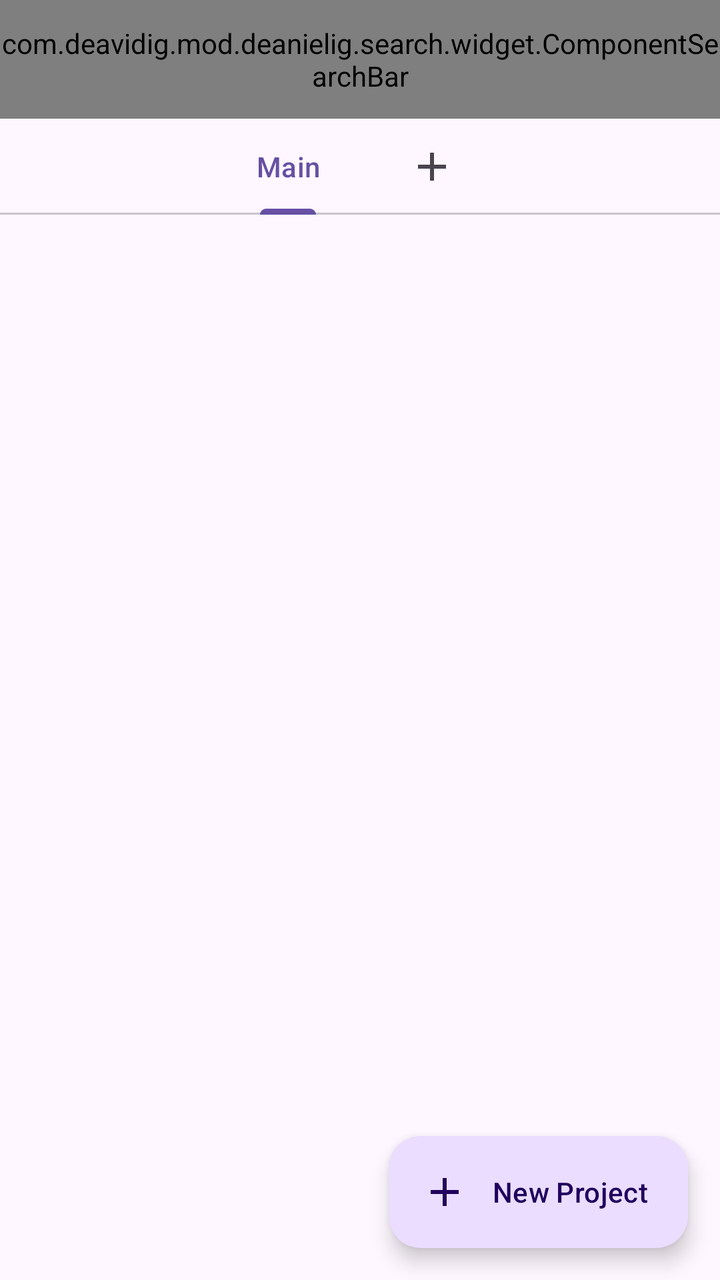
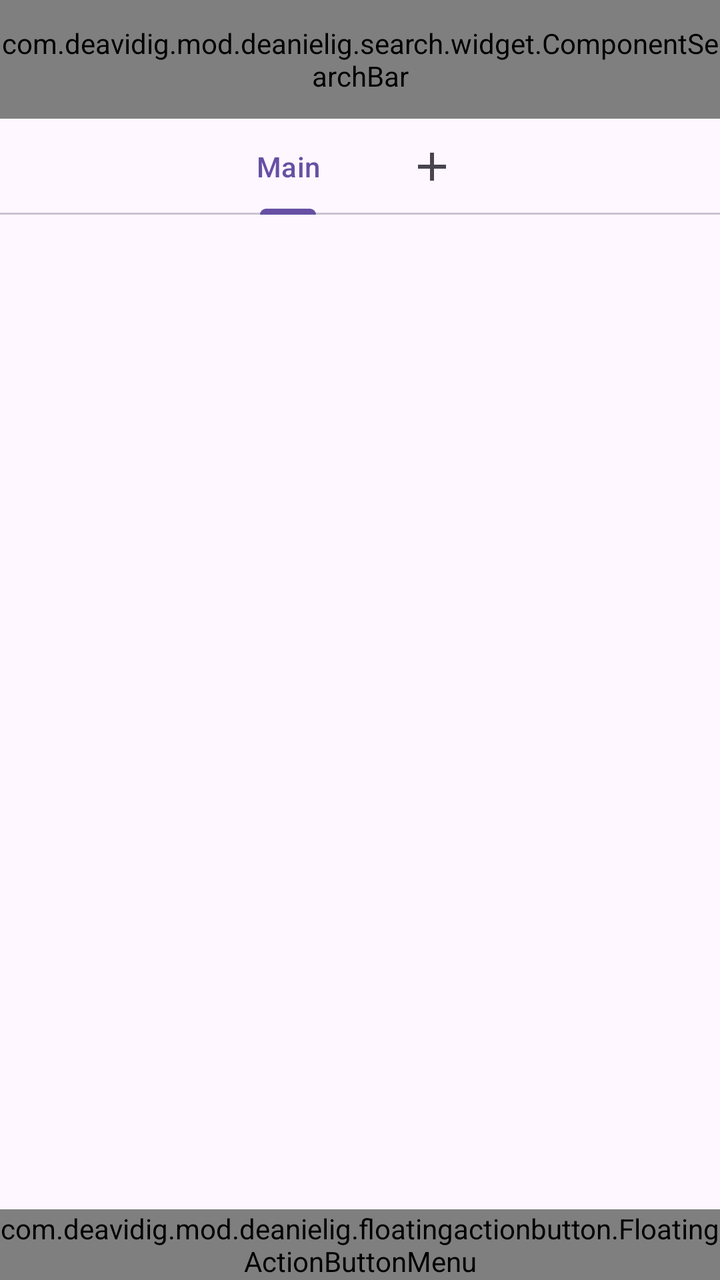

Two renders of the same Android screen: before a commit and after it. Below are the layout's source before the change and the commit's diff.
<!-- AndroidManifest.xml: application theme Theme.SketchprojectPro -->
<!-- res/layout/activity_main.xml -->
<?xml version="1.0" encoding="utf-8"?>
<androidx.coordinatorlayout.widget.CoordinatorLayout xmlns:android="http://schemas.android.com/apk/res/android"
	xmlns:app="http://schemas.android.com/apk/res-auto"
	xmlns:tools="http://schemas.android.com/tools"
	android:id="@+id/main"
	android:layout_width="match_parent"
	android:layout_height="match_parent"
	tools:context="com.deavidig.skecth.project.main.activities.MainActivity">

	<com.google.android.material.appbar.AppBarLayout
		android:layout_width="match_parent"
		android:layout_height="wrap_content">

		<com.deavidig.mod.deanielig.search.widget.ComponentSearchBar
			android:id="@+id/barSearch"
			android:layout_width="match_parent"
			android:layout_height="wrap_content"
			android:paddingVertical="12dp"
			android:hint="Enter project name..."
			app:title="Type here to Search Project"
			app:titleTextSize="18dp" />

		<com.google.android.material.tabs.TabLayout
			android:id="@+id/tabFilter"
			android:layout_width="match_parent"
			android:layout_height="wrap_content"
			app:tabGravity="center"
			app:tabMode="scrollable">

			<com.google.android.material.tabs.TabItem
				android:layout_width="match_parent"
				android:layout_height="match_parent"
				android:text="Main" />

			<com.google.android.material.tabs.TabItem
				android:layout_width="match_parent"
				android:layout_height="match_parent"
				android:icon="@drawable/ic_add_24" />

		</com.google.android.material.tabs.TabLayout>

	</com.google.android.material.appbar.AppBarLayout>

	<androidx.recyclerview.widget.RecyclerView
		android:layout_width="match_parent"
		android:layout_height="match_parent"
		android:padding="8dp"
		app:layout_behavior="com.google.android.material.appbar.AppBarLayout$ScrollingViewBehavior"
		app:layoutManager="androidx.recyclerview.widget.LinearLayoutManager"
		tools:itemCount="15"
		tools:listitem="@layout/activity_main_recyclerview_project" />

	<com.google.android.material.floatingactionbutton.ExtendedFloatingActionButton
		android:id="@+id/projectCreator"
		android:layout_width="wrap_content"
		android:layout_height="wrap_content"
		android:layout_gravity="end|bottom"
		android:layout_margin="16dp"
		android:text="New Project"
		app:icon="@drawable/ic_add_24" />

</androidx.coordinatorlayout.widget.CoordinatorLayout>
<!-- res/layout/activity_main_recyclerview_project.xml (included above) -->
<?xml version="1.0" encoding="utf-8"?>
<androidx.constraintlayout.widget.ConstraintLayout xmlns:android="http://schemas.android.com/apk/res/android"
	xmlns:app="http://schemas.android.com/apk/res-auto"
	xmlns:tools="http://schemas.android.com/tools"
	android:background="@drawable/bg_project_single"
	android:layout_width="match_parent"
	android:layout_height="75dp">

	<com.deavidig.mod.deanielig.divider.widget.AppCompatComponentMaterialDivider
		android:id="@+id/top_project"
		android:layout_width="0dp"
		android:layout_height="2dp"
		android:background="?attr/colorSurfaceContainerHigh"
		android:visibility="invisible"
		app:dividerInsetEnd="20dp"
		app:dividerInsetStart="20dp"
		app:dividerRadiusTopLeftSize="8dp"
		app:dividerRadiusTopRightSize="8dp"
		app:layout_constraintEnd_toEndOf="parent"
		app:layout_constraintStart_toStartOf="parent" />

	<com.google.android.material.imageview.ShapeableImageView
		android:id="@+id/project_icon"
		android:layout_width="50dp"
		android:layout_height="50dp"
		android:layout_marginStart="8dp"
		android:background="@drawable/ef_gradient_bottomtop_dark"
		app:shapeAppearance="@style/Widget.ComponentMaterial3.ShapeableImageView.Rounded"
		app:layout_constraintBottom_toBottomOf="parent"
		app:layout_constraintStart_toStartOf="parent"
		app:layout_constraintTop_toTopOf="parent"
		app:layout_constraintVertical_bias="0.48" />

	<TextView
		android:id="@+id/description_project"
		style="@style/TextAppearance.Material3.BodyMedium"
		android:layout_width="wrap_content"
		android:layout_height="wrap_content"
		android:layout_marginStart="8dp"
		android:layout_marginBottom="16dp"
		android:text="This is a description of the project"
		android:textColor="#808080"
		app:layout_constraintBottom_toBottomOf="parent"
		app:layout_constraintStart_toEndOf="@+id/project_icon" />

	<TextView
		style="@style/TextAppearance.Material3.TitleLarge.Emphasized"
		android:id="@+id/title_project"
		android:layout_width="wrap_content"
		android:layout_height="wrap_content"
		android:layout_marginStart="8dp"
		android:text="Title of the Project"
		android:textColor="#202020"
		app:layout_constraintBottom_toTopOf="@+id/description_project"
		app:layout_constraintStart_toEndOf="@+id/project_icon"
		app:layout_constraintTop_toTopOf="parent"
		app:layout_constraintVertical_bias="0.923" />

	<TextView
		android:id="@+id/id_project"
		android:layout_width="wrap_content"
		android:layout_height="wrap_content"
		android:layout_marginBottom="2dp"
		android:text="600"
		android:textColor="#FAFAFA"
		app:layout_constraintBottom_toBottomOf="@+id/project_icon"
		app:layout_constraintEnd_toEndOf="@+id/project_icon"
		app:layout_constraintStart_toStartOf="@+id/project_icon" />

	<com.deavidig.mod.deanielig.divider.widget.ComponentMaterialDivider
		android:layout_width="2dp"
		android:layout_height="35dp"
		android:layout_marginEnd="7.5dp"
		android:background="?attr/colorSurfaceContainerHighest"
		app:dividerRadiusSize="8dp"
		app:layout_constraintBottom_toBottomOf="parent"
		app:layout_constraintEnd_toStartOf="@+id/options_project"
		app:layout_constraintTop_toTopOf="parent" />

	<androidx.constraintlayout.utils.widget.ImageFilterButton
		android:id="@+id/options_project"
		android:layout_width="25dp"
		android:layout_height="25dp"
		android:layout_marginEnd="8dp"
		android:background="@android:color/transparent"
		android:src="@drawable/ic_arrow_forward_ios_24"
		android:tint="?attr/colorSurfaceContainerHighest"
		app:layout_constraintBottom_toBottomOf="parent"
		app:layout_constraintEnd_toEndOf="parent"
		app:layout_constraintTop_toTopOf="parent" />

	<com.deavidig.mod.deanielig.divider.widget.ComponentMaterialDivider
		android:id="@+id/bottom_project"
		android:layout_width="0dp"
		android:layout_height="2dp"
		android:background="?attr/colorSurfaceContainerHigh"
		android:visibility="invisible"
		app:dividerInsetEnd="20dp"
		app:dividerInsetStart="20dp"
		app:dividerRadiusBottomLeftSize="8dp"
		app:dividerRadiusBottomRightSize="8dp"
		app:layout_constraintBottom_toBottomOf="parent"
		app:layout_constraintEnd_toEndOf="parent"
		app:layout_constraintStart_toStartOf="parent" />

</androidx.constraintlayout.widget.ConstraintLayout>
<!-- resources referenced by this layout -->
<resources>
  <!-- drawable bg_project_single (drawable) -->
  <?xml version="1.0" encoding="utf-8"?>
  <ripple xmlns:android="http://schemas.android.com/apk/res/android"
  	android:color="?attr/colorControlHighlight">
  	<item>
  		<shape android:shape="rectangle">
  			<solid android:color="?attr/colorSurfaceContainer" />
  			<corners android:radius="18dp" />
  		</shape>
  	</item>
  </ripple>
  <!-- drawable ef_gradient_bottomtop_dark (drawable) -->
  <?xml version="1.0" encoding="utf-8"?>
  <shape xmlns:android="http://schemas.android.com/apk/res/android">
  	<gradient android:angle="90" android:startColor="@android:color/background_dark" android:endColor="@android:color/transparent" />
  </shape>
  <!-- drawable ic_add_24 (drawable) -->
  <vector xmlns:android="http://schemas.android.com/apk/res/android" android:height="24dp" android:tint="#FFFFFF" android:viewportHeight="24" android:viewportWidth="24" android:width="24dp">
        
      <path android:fillColor="@android:color/white" android:pathData="M19,13h-6v6h-2v-6H5v-2h6V5h2v6h6v2z"/>
      
  </vector>
  <!-- drawable ic_arrow_forward_ios_24 (drawable) -->
  <vector xmlns:android="http://schemas.android.com/apk/res/android"
  	android:width="24dp"
  	android:height="24dp"
  	android:viewportWidth="24"
  	android:viewportHeight="24">
  
  	<path
  		android:fillColor="#D9D9D9"
  		android:pathData="M6.23,20.23l1.77,1.77l10,-10l-10,-10l-1.77,1.77l8.23,8.23z" />
  
  </vector>
  <style name="Widget.ComponentMaterial3.ShapeableImageView.Rounded" parent="">
  		<item name="cornerSize">7.5dp</item>
  		<item name="cornerFamily">rounded</item>
  	</style>
  <style name="Theme.SketchprojectPro" parent="Base.Theme.SketchprojectPro" />
  <style name="Base.Theme.SketchprojectPro" parent="Theme.Material3.DayNight.NoActionBar">
  		
  		
  	</style>
</resources>

<!-- the commit's change to res/layout/activity_main.xml (unified diff, before → after) -->
@@ -50,14 +50,28 @@
 		tools:itemCount="15"
 		tools:listitem="@layout/activity_main_recyclerview_project" />
 
-	<com.google.android.material.floatingactionbutton.ExtendedFloatingActionButton
+	
+
+	<com.deavidig.mod.deanielig.floatingactionbutton.FloatingActionButtonMenu
 		android:id="@+id/projectCreator"
 		android:layout_width="wrap_content"
 		android:layout_height="wrap_content"
 		android:layout_gravity="end|bottom"
-		android:layout_margin="16dp"
 		android:text="New Project"
-		app:icon="@drawable/ic_add_24" />
+		android:icon="@drawable/ic_add_24"
+		app:iconSide="start"
+		app:menuOrientation="top"
+		app:activeMenuBy="longclick"
+		app:scrimEnabled="false">
+
+		<com.deavidig.mod.deanielig.floatingactionbutton.FloatingActionButtonItem
+			android:layout_width="wrap_content"
+			android:layout_height="wrap_content"
+			app:icon="@drawable/ic_settings_backup_restore_24"
+			android:text="Restore" />
+
+	</com.deavidig.mod.deanielig.floatingactionbutton.FloatingActionButtonMenu>
+
 
 </androidx.coordinatorlayout.widget.CoordinatorLayout>
 <!-- res/layout/activity_main_recyclerview_project.xml (included above) -->
<!-- resource entries referenced after the edit -->
@@ -34,6 +34,16 @@
   		android:pathData="M6.23,20.23l1.77,1.77l10,-10l-10,-10l-1.77,1.77l8.23,8.23z" />
   
   </vector>
+  <!-- drawable ic_settings_backup_restore_24 (drawable) -->
+  <vector xmlns:android="http://schemas.android.com/apk/res/android"
+      android:width="24dp"
+      android:height="24dp"
+      android:viewportWidth="960"
+      android:viewportHeight="960">
+    <path
+        android:pathData="M480,560q-33,0 -56.5,-23.5T400,480q0,-33 23.5,-56.5T480,400q33,0 56.5,23.5T560,480q0,33 -23.5,56.5T480,560ZM480,840q-139,0 -241,-91.5T122,520h82q14,104 92.5,172T480,760q117,0 198.5,-81.5T760,480q0,-117 -81.5,-198.5T480,200q-69,0 -129,32t-101,88h110v80L120,400v-240h80v94q51,-64 124.5,-99T480,120q75,0 140.5,28.5t114,77q48.5,48.5 77,114T840,480q0,75 -28.5,140.5t-77,114q-48.5,48.5 -114,77T480,840Z"
+        android:fillColor="#D9D9D9"/>
+  </vector>
   <style name="Widget.ComponentMaterial3.ShapeableImageView.Rounded" parent="">
   		<item name="cornerSize">7.5dp</item>
   		<item name="cornerFamily">rounded</item>
